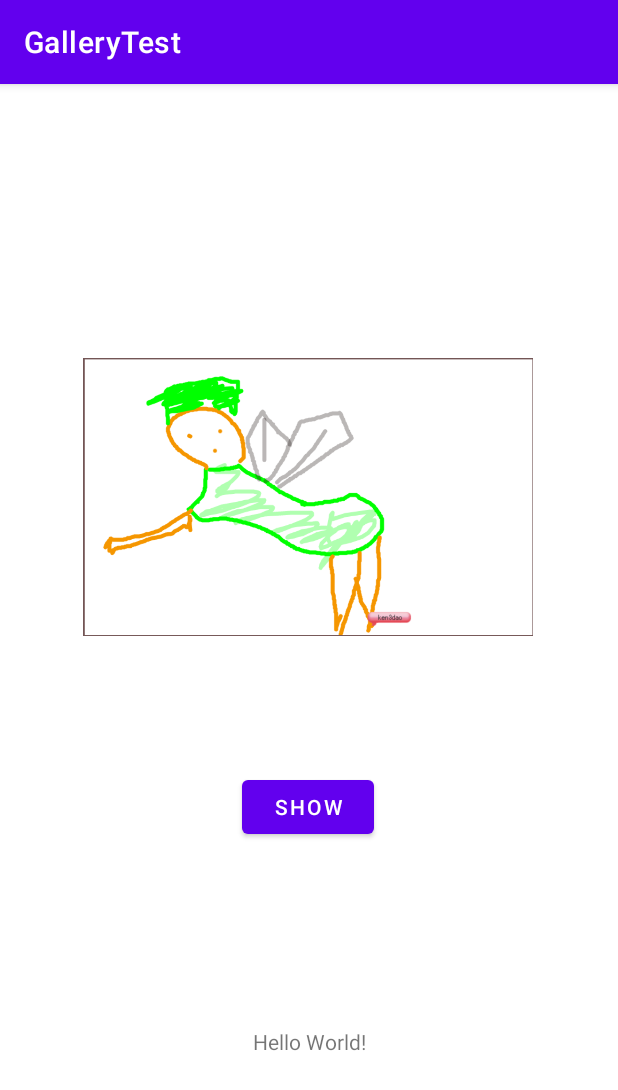
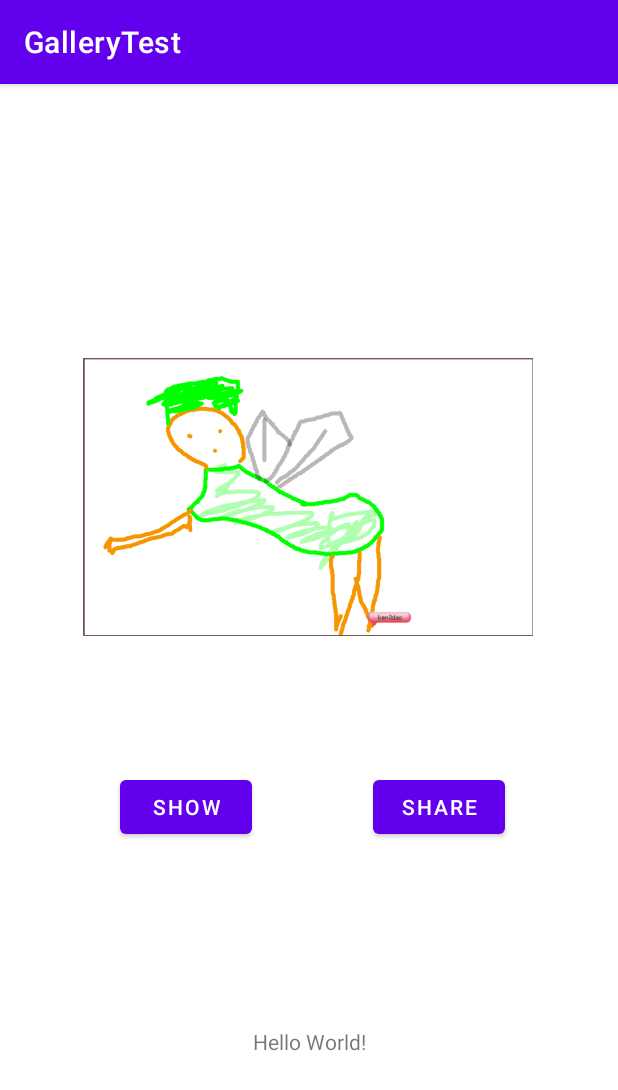
Before and after one commit to hoshinoken3/DigTag, an Android app: the screen it shows after launch (MainActivity), on a phone screen of 412 x 824 dp. Shown: the top 1090 px of the screen. Run offline under Robolectric (Android 15) with nearby library versions, the phone set to English and light mode, and no system bars.

Commit message:
add share function

```diff
--- a/app/src/main/res/layout/activity_main.xml
+++ b/app/src/main/res/layout/activity_main.xml
@@ -37,9 +37,21 @@
         android:text="@string/ButtonText"
         app:layout_constraintBottom_toBottomOf="parent"
         app:layout_constraintEnd_toEndOf="parent"
-        app:layout_constraintHorizontal_bias="0.498"
+        app:layout_constraintHorizontal_bias="0.247"
         app:layout_constraintStart_toStartOf="parent"
         app:layout_constraintTop_toTopOf="parent"
         app:layout_constraintVertical_bias="0.636" />
 
+    <Button
+        android:id="@+id/button2"
+        android:layout_width="wrap_content"
+        android:layout_height="wrap_content"
+        android:text="@string/shareButtonText"
+        app:layout_constraintBottom_toBottomOf="parent"
+        app:layout_constraintEnd_toEndOf="parent"
+        app:layout_constraintHorizontal_bias="0.516"
+        app:layout_constraintStart_toEndOf="@+id/button"
+        app:layout_constraintTop_toTopOf="parent"
+        app:layout_constraintVertical_bias="0.636" />
+
 </androidx.constraintlayout.widget.ConstraintLayout>
--- a/app/src/main/res/values/strings.xml
+++ b/app/src/main/res/values/strings.xml
@@ -2,4 +2,5 @@
     <string name="app_name">GalleryTest</string>
     <string name="ButtonText">show</string>
     <string name="ImageDiscription">ImageFromGallery</string>
+    <string name="shareButtonText">share</string>
 </resources>
```
Also changed, not shown: app/src/main/java/com/example/gallerytest/MainActivity.kt (+26 -1 lines).
